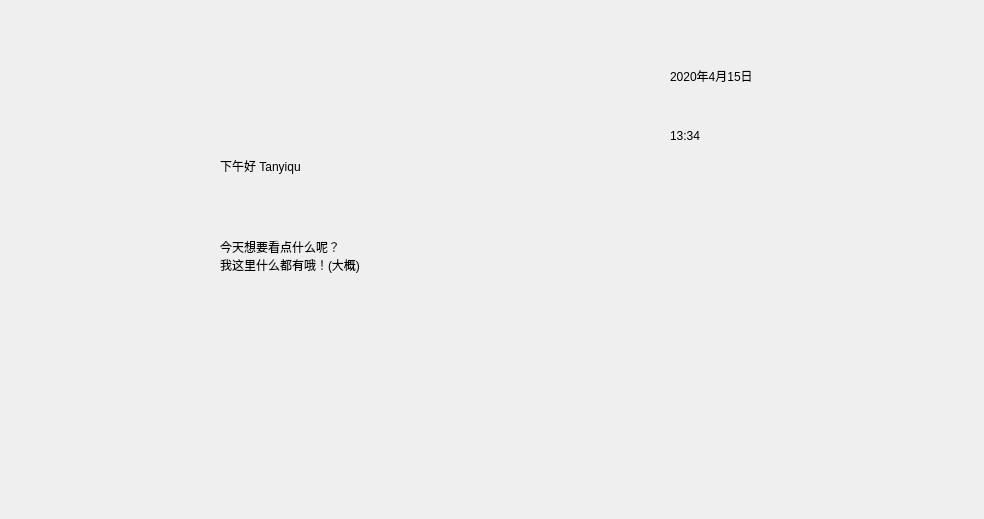
Old version of the form ui/ui_designer/ui_file/widgets/welcomeWidget.ui in the repository tanyiqu/AnimeArtifactPro.
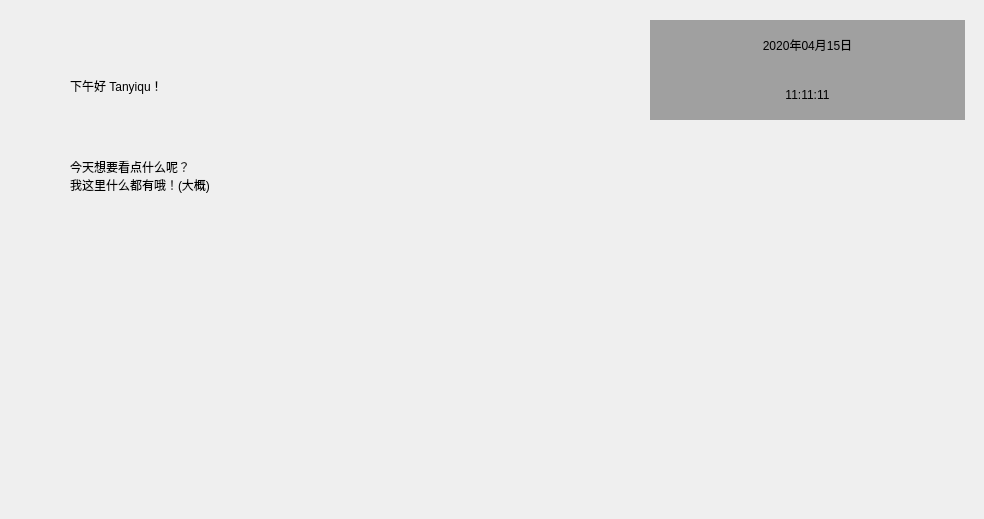
New version of the form.

Commit message: 欢迎页加上时间显示控件

Diff of the .ui file:
```diff
--- a/ui/ui_designer/ui_file/widgets/welcomeWidget.ui
+++ b/ui/ui_designer/ui_file/widgets/welcomeWidget.ui
@@ -13,22 +13,6 @@
   <property name="windowTitle">
    <string>Form</string>
   </property>
-  <widget class="QLabel" name="lblDate">
-   <property name="geometry">
-    <rect>
-     <x>670</x>
-     <y>40</y>
-     <width>281</width>
-     <height>71</height>
-    </rect>
-   </property>
-   <property name="styleSheet">
-    <string notr="true">font: 28pt &quot;微软雅黑&quot;;</string>
-   </property>
-   <property name="text">
-    <string>2020年4月15日</string>
-   </property>
-  </widget>
   <widget class="QLabel" name="lblGif">
    <property name="geometry">
     <rect>
@@ -57,27 +41,11 @@
     <string/>
    </property>
   </widget>
-  <widget class="QLabel" name="lblTime">
-   <property name="geometry">
-    <rect>
-     <x>670</x>
-     <y>100</y>
-     <width>261</width>
-     <height>71</height>
-    </rect>
-   </property>
-   <property name="styleSheet">
-    <string notr="true">font: 28pt &quot;微软雅黑&quot;;</string>
-   </property>
-   <property name="text">
-    <string>13:34</string>
-   </property>
-  </widget>
   <widget class="QLabel" name="lblDate_3">
    <property name="geometry">
     <rect>
-     <x>220</x>
-     <y>140</y>
+     <x>70</x>
+     <y>60</y>
      <width>361</width>
      <height>51</height>
     </rect>
@@ -86,14 +54,14 @@
     <string notr="true">font: 28pt &quot;微软雅黑&quot;;</string>
    </property>
    <property name="text">
-    <string>下午好 Tanyiqu</string>
+    <string>下午好 Tanyiqu！</string>
    </property>
   </widget>
   <widget class="QLabel" name="lblDate_4">
    <property name="geometry">
     <rect>
-     <x>220</x>
-     <y>190</y>
+     <x>70</x>
+     <y>110</y>
      <width>501</width>
      <height>131</height>
     </rect>
@@ -106,6 +74,66 @@
 我这里什么都有哦！(大概)</string>
    </property>
   </widget>
+  <widget class="QWidget" name="widgetDateTime" native="true">
+   <property name="geometry">
+    <rect>
+     <x>650</x>
+     <y>20</y>
+     <width>315</width>
+     <height>100</height>
+    </rect>
+   </property>
+   <property name="minimumSize">
+    <size>
+     <width>315</width>
+     <height>100</height>
+    </size>
+   </property>
+   <property name="maximumSize">
+    <size>
+     <width>315</width>
+     <height>100</height>
+    </size>
+   </property>
+   <property name="styleSheet">
+    <string notr="true">background-color: rgba(0, 0, 0, 84);</string>
+   </property>
+   <layout class="QVBoxLayout" name="verticalLayout">
+    <property name="spacing">
+     <number>0</number>
+    </property>
+    <item>
+     <widget class="QLabel" name="lblDate">
+      <property name="styleSheet">
+       <string notr="true">font: 28pt &quot;微软雅黑&quot;;
+color: #000000;
+background-color: rgba(0, 0, 0, 0);</string>
+      </property>
+      <property name="text">
+       <string>2020年04月15日</string>
+      </property>
+      <property name="alignment">
+       <set>Qt::AlignCenter</set>
+      </property>
+     </widget>
+    </item>
+    <item>
+     <widget class="QLabel" name="lblTime">
+      <property name="styleSheet">
+       <string notr="true">font: 28pt &quot;微软雅黑&quot;;
+color: #000000;
+background-color: rgba(0, 0, 0, 0);</string>
+      </property>
+      <property name="text">
+       <string>11:11:11</string>
+      </property>
+      <property name="alignment">
+       <set>Qt::AlignCenter</set>
+      </property>
+     </widget>
+    </item>
+   </layout>
+  </widget>
  </widget>
  <resources/>
  <connections/>
```
The commit also changes 2 other files.
